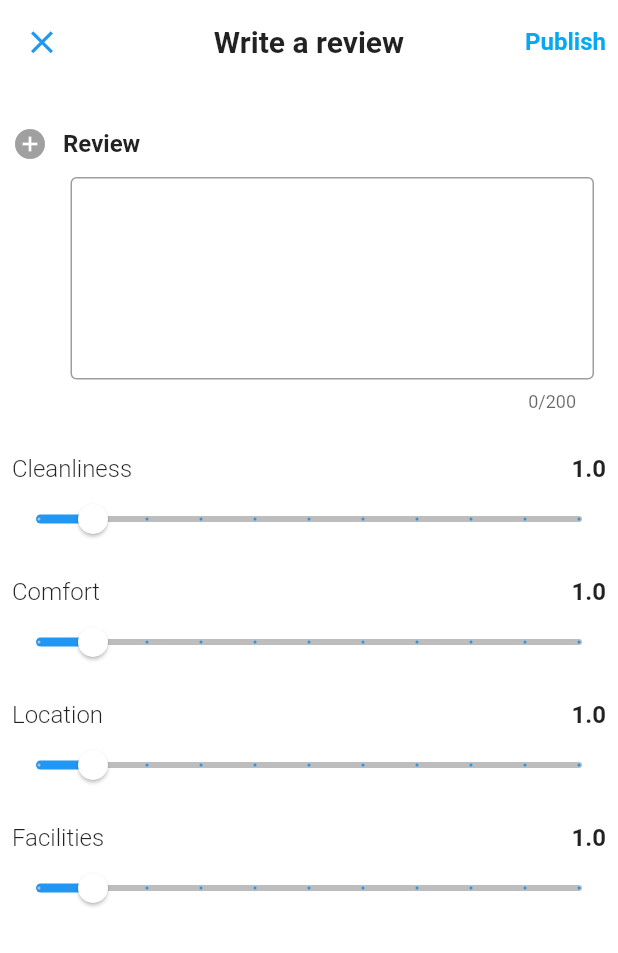
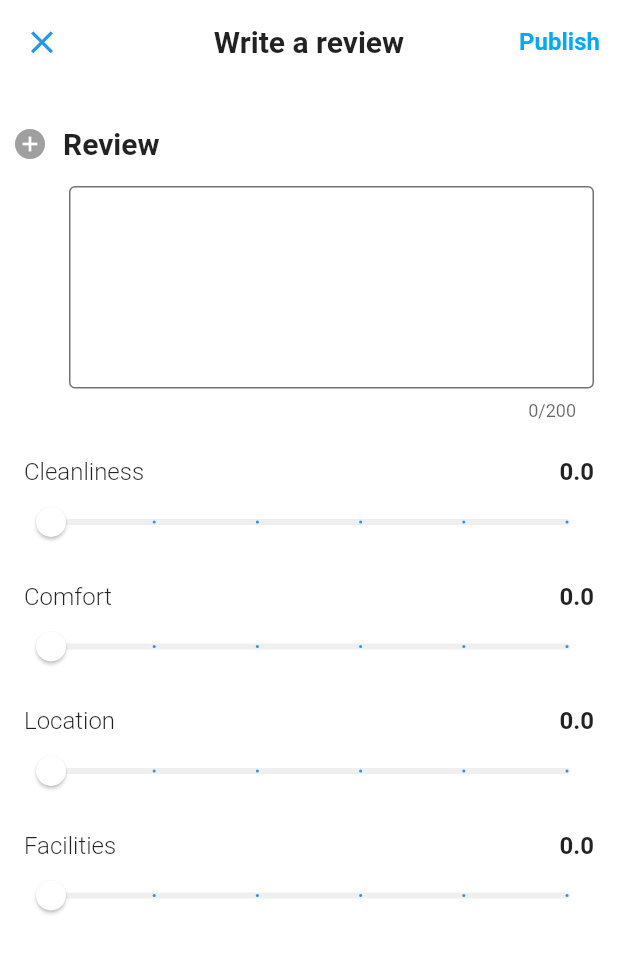
Before and after one commit to RxMobile-Dummy/Travel_Project_2022, a Flutter app: the PublishReviewPage screen opened by its route, on a phone screen of 412 x 824 dp. Shown: the top 953 px of the screen. Run offline on Flutter 3.47's test engine with Material 2 defaults, Android fonts, the phone set to English and light mode, and no system bars; our stand-ins replace bloc, carousel_slider, connectivity_plus, dartz, dio, equatable and 6 more; accounts and stored records are empty; network calls fail.

Commit message:
feat(review_page): change in get api , add post api and update UI

```diff
--- a/make_my_trip/lib/core/navigation/app_router.dart
+++ b/make_my_trip/lib/core/navigation/app_router.dart
@@ -3,6 +3,7 @@ import 'package:flutter_bloc/flutter_bloc.dart';
 import 'package:make_my_trip/core/navigation/route_info.dart';
 import 'package:make_my_trip/features/home_page/presentation/manager/cubit/tab_bar_cubit.dart';
 import 'package:make_my_trip/features/home_page/presentation/pages/homepage.dart';
+import 'package:make_my_trip/features/review/presentation/cubit/publish_review_cubit.dart';
 import 'package:make_my_trip/features/review/presentation/cubit/review_cubit.dart';
 import 'package:make_my_trip/features/review/presentation/pages/publish_review_page.dart';
 import 'package:make_my_trip/features/review/presentation/pages/review_page.dart';
@@ -95,7 +96,10 @@ class Router {
         });
       case RoutesName.publishReviewPage:
         return MaterialPageRoute(builder: (_) {
-          return PublishReviewPage();
+          return MultiBlocProvider(providers: [
+            BlocProvider(create: (context) => sl<ReviewCubit>()),
+            BlocProvider(create: (context) => sl<PublishReviewCubit>())
+          ], child: PublishReviewPage());
         });
       default:
         return MaterialPageRoute(builder: (_) {
--- a/make_my_trip/lib/features/review/data/data_sources/review_remote_data_source.dart
+++ b/make_my_trip/lib/features/review/data/data_sources/review_remote_data_source.dart
@@ -1,5 +1,9 @@
+import 'package:dartz/dartz.dart';
+import 'package:make_my_trip/core/failures/failures.dart';
 import 'package:make_my_trip/features/review/data/model/review_model.dart';
 
 abstract class ReviewRemoteDataSource {
-  Future<List<ReviewModel?>> getHotelReview(params);
+  Future<Either<Failures, List<ReviewModel?>>> getHotelReview(params);
+
+  Future<Either<Failures, void>> postHotelReview(params);
 }
--- a/make_my_trip/lib/features/review/data/model/review_model.dart
+++ b/make_my_trip/lib/features/review/data/model/review_model.dart
@@ -1,4 +1,5 @@
 import 'dart:convert';
+
 /// _id : 1
 /// user_id : {"user_name":"Rushi Gandhi hhh","user_image":"https://cdn.pixabay.com/photo/2020/07/01/12/58/icon-5359553_960_720.png"}
 /// hotel_id : 1
@@ -10,8 +11,11 @@ import 'dart:convert';
 /// location : 2
 /// facilities : 1
 
-ReviewModel reviewModelFromJson(String str) => ReviewModel.fromJson(json.decode(str));
+ReviewModel reviewModelFromJson(String str) =>
+    ReviewModel.fromJson(json.decode(str));
+
 String reviewModelToJson(ReviewModel data) => json.encode(data.toJson());
+
 class ReviewModel {
   ReviewModel({
     int? id,
@@ -20,10 +24,11 @@ class ReviewModel {
     String? date,
     double? rating,
     String? comment,
-      int? cleanliness,
-      int? comfort,
-      int? location,
-      int? facilities,}){
+    double? cleanliness,
+    double? comfort,
+    double? location,
+    double? facilities,
+  }) {
     _id = id;
     _userId = userId;
     _hotelId = hotelId;
@@ -41,34 +46,39 @@ class ReviewModel {
     _userId = json['user_id'] != null ? UserId.fromJson(json['user_id']) : null;
     _hotelId = json['hotel_id'];
     _date = json['date'];
-    _rating = json['rating'];
+    _rating = json['rating'].toDouble();
     _comment = json['comment'];
-    _cleanliness = json['cleanliness'];
-    _comfort = json['comfort'];
-    _location = json['location'];
-    _facilities = json['facilities'];
+    _cleanliness = json['cleanliness'].toDouble();
+    _comfort = json['comfort'].toDouble();
+    _location = json['location'].toDouble();
+    _facilities = json['facilities'].toDouble();
   }
+
   int? _id;
   UserId? _userId;
   int? _hotelId;
   String? _date;
   double? _rating;
   String? _comment;
-  int? _cleanliness;
-  int? _comfort;
-  int? _location;
-  int? _facilities;
-ReviewModel copyWith({  int? id,
+  double? _cleanliness;
+  double? _comfort;
+  double? _location;
+  double? _facilities;
+
+  ReviewModel copyWith({
+    int? id,
     UserId? userId,
     int? hotelId,
     String? date,
     double? rating,
     String? comment,
-  int? cleanliness,
-  int? comfort,
-  int? location,
-  int? facilities,
-}) => ReviewModel(  id: id ?? _id,
+    double? cleanliness,
+    double? comfort,
+    double? location,
+    double? facilities,
+  }) =>
+      ReviewModel(
+        id: id ?? _id,
         userId: userId ?? _userId,
         hotelId: hotelId ?? _hotelId,
         date: date ?? _date,
@@ -79,16 +89,26 @@ ReviewModel copyWith({  int? id,
         location: location ?? _location,
         facilities: facilities ?? _facilities,
       );
+
   int? get id => _id;
+
   UserId? get userId => _userId;
+
   int? get hotelId => _hotelId;
+
   String? get date => _date;
+
   double? get rating => _rating;
+
   String? get comment => _comment;
-  int? get cleanliness => _cleanliness;
-  int? get comfort => _comfort;
-  int? get location => _location;
-  int? get facilities => _facilities;
+
+  double? get cleanliness => _cleanliness;
+
+  double? get comfort => _comfort;
+
+  double? get location => _location;
+
+  double? get facilities => _facilities;
 
   Map<String, dynamic> toJson() {
     final map = <String, dynamic>{};
@@ -106,18 +126,20 @@ ReviewModel copyWith({  int? id,
     map['facilities'] = _facilities;
     return map;
   }
-
 }
 
 /// user_name : "Rushi Gandhi hhh"
 /// user_image : "https://cdn.pixabay.com/photo/2020/07/01/12/58/icon-5359553_960_720.png"
 
 UserId userIdFromJson(String str) => UserId.fromJson(json.decode(str));
+
 String userIdToJson(UserId data) => json.encode(data.toJson());
+
 class UserId {
   UserId({
     String? userName,
-      String? userImage,}){
+    String? userImage,
+  }) {
     _userName = userName;
     _userImage = userImage;
   }
@@ -126,14 +148,21 @@ class UserId {
     _userName = json['user_name'];
     _userImage = json['user_image'];
   }
+
   String? _userName;
   String? _userImage;
-UserId copyWith({  String? userName,
+
+  UserId copyWith({
+    String? userName,
     String? userImage,
-}) => UserId(  userName: userName ?? _userName,
+  }) =>
+      UserId(
+        userName: userName ?? _userName,
         userImage: userImage ?? _userImage,
       );
+
   String? get userName => _userName;
+
   String? get userImage => _userImage;
 
   Map<String, dynamic> toJson() {
@@ -142,5 +171,4 @@ UserId copyWith({  String? userName,
     map['user_image'] = _userImage;
     return map;
   }
-
 }
--- a/make_my_trip/lib/features/review/domain/repositories/review_repository.dart
+++ b/make_my_trip/lib/features/review/domain/repositories/review_repository.dart
@@ -3,5 +3,7 @@ import 'package:make_my_trip/core/failures/failures.dart';
 import 'package:make_my_trip/features/review/data/model/review_model.dart';
 
 abstract class ReviewRepository {
-  Future<Either<Failures , List<ReviewModel?>>> getHotelReview(int params);
+  Future<Either<Failures, List<ReviewModel?>>> getHotelReview(int params);
+
+  Future<Either<Failures, void>> postHotelReview(ReviewModel params);
 }
--- /dev/null
+++ b/make_my_trip/lib/features/review/domain/use_cases/post_hotel_review_usecase.dart
@@ -0,0 +1,16 @@
+import 'package:dartz/dartz.dart';
+import 'package:make_my_trip/core/failures/failures.dart';
+import 'package:make_my_trip/core/usecases/usecases.dart';
+import 'package:make_my_trip/features/review/data/model/review_model.dart';
+import 'package:make_my_trip/features/review/domain/repositories/review_repository.dart';
+
+class PostHotelReviewUseCases implements UseCase<void, ReviewModel> {
+  final ReviewRepository reviewRepository;
+
+  PostHotelReviewUseCases(this.reviewRepository);
+
+  @override
+  Future<Either<Failures, void>> call(ReviewModel params) async {
+    return await reviewRepository.postHotelReview(params);
+  }
+}
--- /dev/null
+++ b/make_my_trip/lib/features/review/presentation/cubit/publish_review_cubit.dart
@@ -0,0 +1,73 @@
+import 'package:equatable/equatable.dart';
+import 'package:flutter_bloc/flutter_bloc.dart';
+import 'package:make_my_trip/features/review/domain/use_cases/post_hotel_review_usecase.dart';
+
+class PublishReviewCubit extends Cubit<ReviewValueState> {
+  final PostHotelReviewUseCases postHotelReviewUseCases;
+
+  PublishReviewCubit(this.postHotelReviewUseCases)
+      : super(const ReviewValueState(
+            cleanlinessReview: 0.0,
+            comfortReview: 0.0,
+            locationReview: 0.0,
+            facilitiesReview: 0.0,
+            commentReview: ""));
+
+  onChangeCleanlinessReviewValueEvent(double? cleanlinessRating) {
+    emit(state.copyWith(cleanlinessReview: cleanlinessRating));
+  }
+
+  onChangeComfortReviewValueEvent(double comfortRating) {
+    emit(state.copyWith(comfortReview: comfortRating));
+  }
+
+  onChangeLocationReviewValueEvent(double locationRating) {
+    emit(state.copyWith(locationReview: locationRating));
+  }
+
+  onChangeFacilitiesReviewValueEvent(double facilitiesRating) {
+    emit(state.copyWith(facilitiesReview: facilitiesRating));
+  }
+
+  onChangeCommentReviewValueEvent(String comment) {
+    emit(state.copyWith(commentReview: comment));
+  }
+}
+
+class ReviewValueState extends Equatable {
+  final double cleanlinessReview;
+  final double comfortReview;
+  final double locationReview;
+  final double facilitiesReview;
+  final String commentReview;
+
+  const ReviewValueState({
+    required this.cleanlinessReview,
+    required this.comfortReview,
+    required this.locationReview,
+    required this.facilitiesReview,
+    required this.commentReview,
+  });
+
+  ReviewValueState copyWith(
+          {double? cleanlinessReview,
+          double? comfortReview,
+          double? locationReview,
+          double? facilitiesReview,
+          String? commentReview}) =>
+      ReviewValueState(
+          cleanlinessReview: cleanlinessReview ?? this.cleanlinessReview,
+          comfortReview: comfortReview ?? this.comfortReview,
+          locationReview: locationReview ?? this.locationReview,
+          facilitiesReview: facilitiesReview ?? this.facilitiesReview,
+          commentReview: commentReview ?? this.commentReview);
+
+  @override
+  List<Object?> get props => [
+        cleanlinessReview,
+        comfortReview,
+        locationReview,
+        facilitiesReview,
+        commentReview
+      ];
+}
--- a/make_my_trip/lib/features/review/presentation/cubit/review_cubit.dart
+++ b/make_my_trip/lib/features/review/presentation/cubit/review_cubit.dart
@@ -2,11 +2,14 @@ import 'package:flutter_bloc/flutter_bloc.dart';
 import 'package:make_my_trip/core/base/base_state.dart';
 import 'package:make_my_trip/features/review/data/model/review_model.dart';
 import 'package:make_my_trip/features/review/domain/use_cases/get_hotel_review_usecase.dart';
+import 'package:make_my_trip/features/review/domain/use_cases/post_hotel_review_usecase.dart';
 
 class ReviewCubit extends Cubit<BaseState> {
   final GetHotelReviewUseCases getHotelReviewUseCases;
+  final PostHotelReviewUseCases postHotelReviewUseCases;
 
-  ReviewCubit(this.getHotelReviewUseCases) : super(StateInitial()){
+  ReviewCubit(this.getHotelReviewUseCases, this.postHotelReviewUseCases)
+      : super(StateInitial()) {
     getHotelReviewData(1);
   }
 
@@ -15,4 +18,9 @@ class ReviewCubit extends Cubit<BaseState> {
     res.fold((l) => emit(StateNoData()),
         (r) => emit(StateOnKnownToSuccess<dynamic>(r)));
   }
+
+  postHotelReviewData(ReviewModel reviewModel) async {
+    final req = await postHotelReviewUseCases.call(reviewModel);
+    req.fold((l) => emit(StateNoData()), (r) => emit(StateOnKnownToSuccess(r)));
+  }
 }
--- a/make_my_trip/lib/features/review/presentation/pages/publish_review_page.dart
+++ b/make_my_trip/lib/features/review/presentation/pages/publish_review_page.dart
@@ -1,16 +1,20 @@
 import 'package:flutter/material.dart';
+import 'package:flutter_bloc/flutter_bloc.dart';
 import 'package:make_my_trip/core/theme/make_my_trip_colors.dart';
 import 'package:make_my_trip/core/theme/text_styles.dart';
+import 'package:make_my_trip/features/review/data/model/review_model.dart';
+import 'package:make_my_trip/features/review/presentation/cubit/publish_review_cubit.dart';
+import 'package:make_my_trip/features/review/presentation/cubit/review_cubit.dart';
+import 'package:make_my_trip/features/review/presentation/widgets/publish_review_slider_widget.dart';
 import 'package:make_my_trip/utils/constants/string_constants.dart';
 import 'package:make_my_trip/utils/extensions/sizedbox/sizedbox_extension.dart';
 
 class PublishReviewPage extends StatelessWidget {
   PublishReviewPage({Key? key}) : super(key: key);
+  final TextEditingController reviewController = TextEditingController();
 
   @override
   Widget build(BuildContext context) {
-    int _val = 2;
-
     return Scaffold(
       appBar: AppBar(
         backgroundColor: Colors.transparent,
@@ -25,169 +29,129 @@ class PublishReviewPage extends StatelessWidget {
             onTap: () {
               Navigator.of(context).pop();
             },
-            child: Icon(Icons.close,
+            child: const Icon(Icons.close,
                 color: MakeMyTripColors.accentColor, size: 25)),
         actions: [
-          GestureDetector(
-              onTap: () {},
+          BlocBuilder<PublishReviewCubit, ReviewValueState>(
+            builder: (context, state) {
+              return GestureDetector(
+                  onTap: () {
+                    ReviewModel reviewModel = ReviewModel(
+                      comment: state.commentReview,
+                      cleanliness: state.cleanlinessReview,
+                      comfort: state.comfortReview,
+                      location: state.locationReview,
+                      facilities: state.facilitiesReview,
+                    );
+                    context
+                        .read<ReviewCubit>()
+                        .postHotelReviewData(reviewModel);
+                    Navigator.of(context).pop();
+                  },
                   child: Padding(
-                padding: const EdgeInsets.only(right: 8),
+                    padding: const EdgeInsets.only(right: 12),
                     child: Center(
                       child: Text(
                         StringConstants.publish,
                         style: AppTextStyles.infoContentStyle2,
                       ),
                     ),
-              ))
+                  ));
+            },
+          )
         ],
       ),
-      body: SingleChildScrollView(
-        child: Column(
-          children: [
-            Container(
-              padding: EdgeInsets.all(8.0),
+      body: BlocBuilder<PublishReviewCubit, ReviewValueState>(
+        builder: (context, state) {
+          return SingleChildScrollView(
+              child: Padding(
+            padding: const EdgeInsets.all(8.0),
             child: Column(
               children: [
                 20.verticalSpace,
                 Row(
                   children: [
-                      Icon(
+                    const Icon(
                       Icons.add_circle,
                       color: MakeMyTripColors.color50gray,
                     ),
                     10.horizontalSpace,
                     Text(StringConstants.review,
-                          style: AppTextStyles.infoContentStyle)
+                        style: AppTextStyles.unselectedLabelStyle)
                   ],
                 ),
-                  10.verticalSpace,
+                16.verticalSpace,
                 Padding(
-                    padding: const EdgeInsets.only(left: 39, right: 8),
+                  padding: const EdgeInsets.only(left: 38, right: 8),
                   child: TextFormField(
                     maxLength: 200,
                     maxLines: 5,
+                    controller: reviewController,
+                    onChanged: (val) {
+                      val = reviewController.text;
+                      context
+                          .read<PublishReviewCubit>()
+                          .onChangeCommentReviewValueEvent(val);
+                    },
                     keyboardType: TextInputType.multiline,
                     decoration: const InputDecoration(
                         focusedBorder: OutlineInputBorder(
-                              borderSide: BorderSide(color: Colors.grey)),
+                            borderSide: BorderSide(
+                                color: MakeMyTripColors.color90gray)),
                         enabledBorder: OutlineInputBorder(
-                              borderSide: BorderSide(color: Colors.grey)),
-                          hintStyle: TextStyle(fontWeight: FontWeight.bold)),
-                    ),
-                  )
-                ],
+                            borderSide: BorderSide(
+                                color: MakeMyTripColors.color70gray)),
+                        hintStyle: AppTextStyles.infoContentStyle),
                   ),
                 ),
-            20.verticalSpace,
-            Column(
-              children: [
-                Padding(
-                  padding: const EdgeInsets.symmetric(horizontal: 8),
-                  child: Row(
-                    mainAxisAlignment: MainAxisAlignment.spaceBetween,
-                    children: [
-                      Text(
-                        StringConstants.cleanliness,
-                        style: AppTextStyles.labelDescriptionStyle,
+                24.verticalSpace,
+                PublishReviewSliderWidget(
+                  fieldName: 'Cleanliness',
+                  value: state.cleanlinessReview,
+                  context: context,
+                  callback: (double val) {
+                    context
+                        .read<PublishReviewCubit>()
+                        .onChangeCleanlinessReviewValueEvent(val);
+                  },
                 ),
-                      Text(
-                        '1.0',
-                        style: AppTextStyles.infoContentStyle,
+                16.verticalSpace,
+                PublishReviewSliderWidget(
+                  fieldName: 'Comfort',
+                  value: state.comfortReview,
+                  context: context,
+                  callback: (double val) {
+                    context
+                        .read<PublishReviewCubit>()
+                        .onChangeComfortReviewValueEvent(val);
+                  },
+                ),
+                16.verticalSpace,
+                PublishReviewSliderWidget(
+                  fieldName: 'Location',
+                  value: state.locationReview,
+                  context: context,
+                  callback: (double val) {
+                    context
+                        .read<PublishReviewCubit>()
+                        .onChangeLocationReviewValueEvent(val);
+                  },
+                ),
+                16.verticalSpace,
+                PublishReviewSliderWidget(
+                  fieldName: 'Facilities',
+                  value: state.facilitiesReview,
+                  context: context,
+                  callback: (double val) {
+                    context
+                        .read<PublishReviewCubit>()
+                        .onChangeFacilitiesReviewValueEvent(val);
+                  },
                 ),
               ],
             ),
-                ),
-                Slider(
-                    value: _val.toDouble(),
-                    min: 1.0,
-                    max: 10.0,
-                    divisions: 10,
-                    thumbColor: Colors.white,
-                    activeColor: Colors.blue,
-                    inactiveColor: Colors.grey[400],
-                    onChanged: (double? value) {}),
-                15.verticalSpace,
-                Padding(
-                  padding: const EdgeInsets.symmetric(horizontal: 8),
-                  child: Row(
-                    mainAxisAlignment: MainAxisAlignment.spaceBetween,
-                    children: [
-                      Text(
-                        'Comfort',
-                        style: AppTextStyles.labelDescriptionStyle,
-                      ),
-                      Text(
-                        '1.0',
-                        style: AppTextStyles.infoContentStyle,
-                      )
-                    ],
-                  ),
-                ),
-                Slider(
-                    value: _val.toDouble(),
-                    min: 1.0,
-                    max: 10.0,
-                    divisions: 10,
-                    thumbColor: Colors.white,
-                    activeColor: Colors.blue,
-                    inactiveColor: Colors.grey[400],
-                    onChanged: (double? value) {}),
-                15.verticalSpace,
-                Padding(
-                  padding: const EdgeInsets.symmetric(horizontal: 8),
-                  child: Row(
-                    mainAxisAlignment: MainAxisAlignment.spaceBetween,
-                    children: [
-                      Text(
-                        'Location',
-                        style: AppTextStyles.labelDescriptionStyle,
-                      ),
-                      Text(
-                        '1.0',
-                        style: AppTextStyles.infoContentStyle,
-                      )
-                    ],
-                  ),
-                ),
-                Slider(
-                    value: _val.toDouble(),
-                    min: 1.0,
-                    max: 10.0,
-                    divisions: 10,
-                    thumbColor: Colors.white,
-                    activeColor: Colors.blue,
-                    inactiveColor: Colors.grey[400],
-                    onChanged: (double? value) {}),
-                15.verticalSpace,
-                Padding(
-                  padding: const EdgeInsets.symmetric(horizontal: 8),
-                  child: Row(
-                    mainAxisAlignment: MainAxisAlignment.spaceBetween,
-                    children: [
-                      Text(
-                        'Facilities',
-                        style: AppTextStyles.labelDescriptionStyle,
-                      ),
-                      Text(
-                        '1.0',
-                        style: AppTextStyles.infoContentStyle,
-                      )
-                    ],
-                  ),
-                ),
-                Slider(
-                    value: _val.toDouble(),
-                    min: 1.0,
-                    max: 10.0,
-                    divisions: 10,
-                    thumbColor: MakeMyTripColors.colorWhite,
-                    activeColor: MakeMyTripColors.accentColor,
-                    inactiveColor: Colors.grey[400],
-                    onChanged: (double? value) {}),
-              ],
-            )
-          ],
-        ),
+          ));
+        },
       ),
     );
   }
--- /dev/null
+++ b/make_my_trip/lib/features/review/presentation/widgets/publish_review_slider_widget.dart
@@ -0,0 +1,54 @@
+import 'package:flutter/material.dart';
+import 'package:make_my_trip/core/theme/make_my_trip_colors.dart';
+import 'package:make_my_trip/core/theme/text_styles.dart';
+
+typedef StringCallback = void Function(double val);
+
+class PublishReviewSliderWidget extends StatelessWidget {
+  const PublishReviewSliderWidget(
+      {Key? key,
+      required this.fieldName,
+      required this.value,
+      required this.context,
+      required this.callback})
+      : super(key: key);
+
+  final StringCallback callback;
+  final String fieldName;
+  final double value;
+  final BuildContext context;
+
+  @override
+  Widget build(context) {
+    return Column(
+      children: [
+        Padding(
+          padding: const EdgeInsets.symmetric(horizontal: 8),
+          child: Row(
+            mainAxisAlignment: MainAxisAlignment.spaceBetween,
+            children: [
+              Text(
+                fieldName,
+                style: AppTextStyles.labelDescriptionStyle,
+              ),
+              Text(
+                value.toString(),
+                style: AppTextStyles.infoContentStyle,
+              )
+            ],
+          ),
+        ),
+        Slider(
+          value: value,
+          min: 0.0,
+          max: 5.0,
+          divisions: 5,
+          thumbColor: MakeMyTripColors.colorWhite,
+          activeColor: MakeMyTripColors.accentColor,
+          inactiveColor: MakeMyTripColors.color10gray,
+          onChanged: callback,
+        )
+      ],
+    );
+  }
+}
--- a/make_my_trip/lib/features/review/review_injection_container.dart
+++ b/make_my_trip/lib/features/review/review_injection_container.dart
@@ -5,16 +5,20 @@ import 'package:make_my_trip/features/review/data/data_sources/review_remote_dat
 import 'package:make_my_trip/features/review/data/repositories/review_repository_impl.dart';
 import 'package:make_my_trip/features/review/domain/repositories/review_repository.dart';
 import 'package:make_my_trip/features/review/domain/use_cases/get_hotel_review_usecase.dart';
+import 'package:make_my_trip/features/review/domain/use_cases/post_hotel_review_usecase.dart';
+import 'package:make_my_trip/features/review/presentation/cubit/publish_review_cubit.dart';
 import 'package:make_my_trip/features/review/presentation/cubit/review_cubit.dart';
 
 var sl = GetIt.instance;
 
 Future<void> init() async {
   //Cubit
-  sl.registerFactory(() => ReviewCubit(sl()));
+  sl.registerFactory(() => ReviewCubit(sl(), sl()));
+  sl.registerFactory(() => PublishReviewCubit(sl()));
 
   //UseCase
   sl.registerLazySingleton(() => GetHotelReviewUseCases(sl()));
+  sl.registerLazySingleton(() => PostHotelReviewUseCases(sl()));
 
   //Repository
   sl.registerLazySingleton<ReviewRepository>(() => ReviewRepositoryImpl(sl()));
```
Also changed, not shown: make_my_trip/lib/features/review/data/data_sources/review_remote_data_source_impl.dart (+21 -13 lines), make_my_trip/lib/features/review/data/repositories/review_repository_impl.dart (+8 -6 lines), make_my_trip/lib/features/review/presentation/pages/review_page.dart (+12 -46 lines), make_my_trip/lib/features/review/presentation/widgets/review_card_widget.dart (+5 -6 lines). Lines whose indentation alone changed are shown as unchanged.
